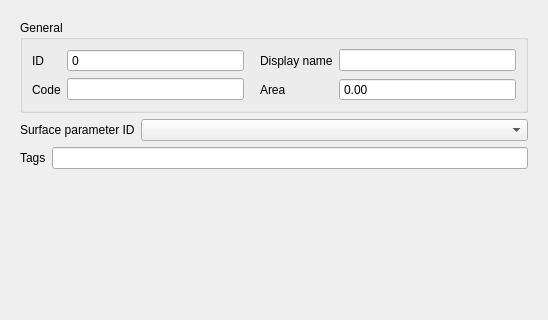
Before: the Qt Designer form threedi_schematisation_editor/forms/ui/surface.ui in nens/threedi-schematisation-editor, drawn with Qt 5; both pictures show x 0 to 548 and y 0 to 320 of the 548 by 543 pixel window.
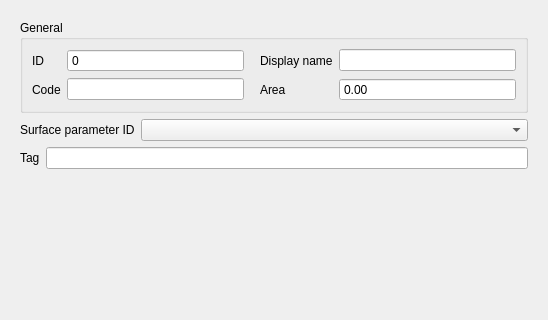
After: the same form once the commit is applied.

Patch:
```diff
--- a/threedi_schematisation_editor/forms/ui/surface.ui
+++ b/threedi_schematisation_editor/forms/ui/surface.ui
@@ -63,7 +63,7 @@
          <item>
           <widget class="QLabel" name="label_13">
            <property name="text">
-            <string>Tags</string>
+            <string>Tag</string>
            </property>
           </widget>
          </item>
```
Left out of the diff: 6 changed lines with no effect on the pictures.
